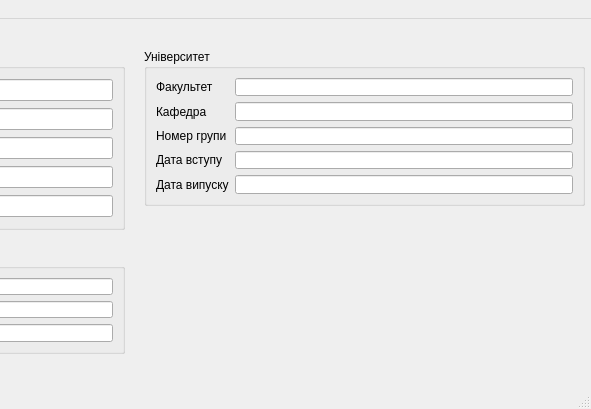
Above: informationform.ui from Barlend/StudBd before the change; both pictures show x 326 to 917 and y 0 to 409 of the 917 by 409 pixel window. Below: the same form after it.
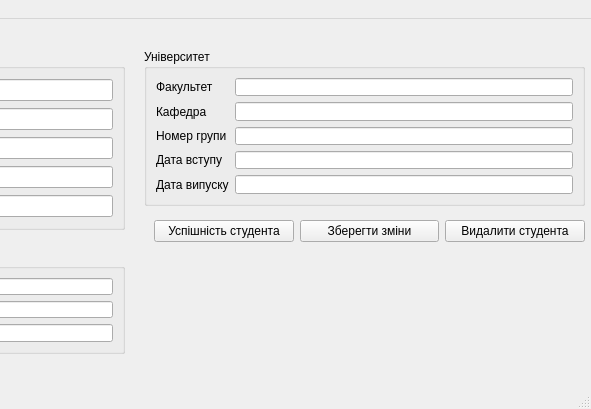
That is the form after the change.

Patch:
```diff
--- a/informationform.ui
+++ b/informationform.ui
@@ -214,6 +214,39 @@
      </item>
     </layout>
    </widget>
+   <widget class="QWidget" name="">
+    <property name="geometry">
+     <rect>
+      <x>480</x>
+      <y>200</y>
+      <width>431</width>
+      <height>25</height>
+     </rect>
+    </property>
+    <layout class="QHBoxLayout" name="horizontalLayout">
+     <item>
+      <widget class="QPushButton" name="success_button">
+       <property name="text">
+        <string>Успішність студента</string>
+       </property>
+      </widget>
+     </item>
+     <item>
+      <widget class="QPushButton" name="save_button">
+       <property name="text">
+        <string>Зберегти зміни</string>
+       </property>
+      </widget>
+     </item>
+     <item>
+      <widget class="QPushButton" name="delete_button">
+       <property name="text">
+        <string>Видалити студента</string>
+       </property>
+      </widget>
+     </item>
+    </layout>
+   </widget>
   </widget>
   <widget class="QMenuBar" name="menubar">
    <property name="geometry">
```
